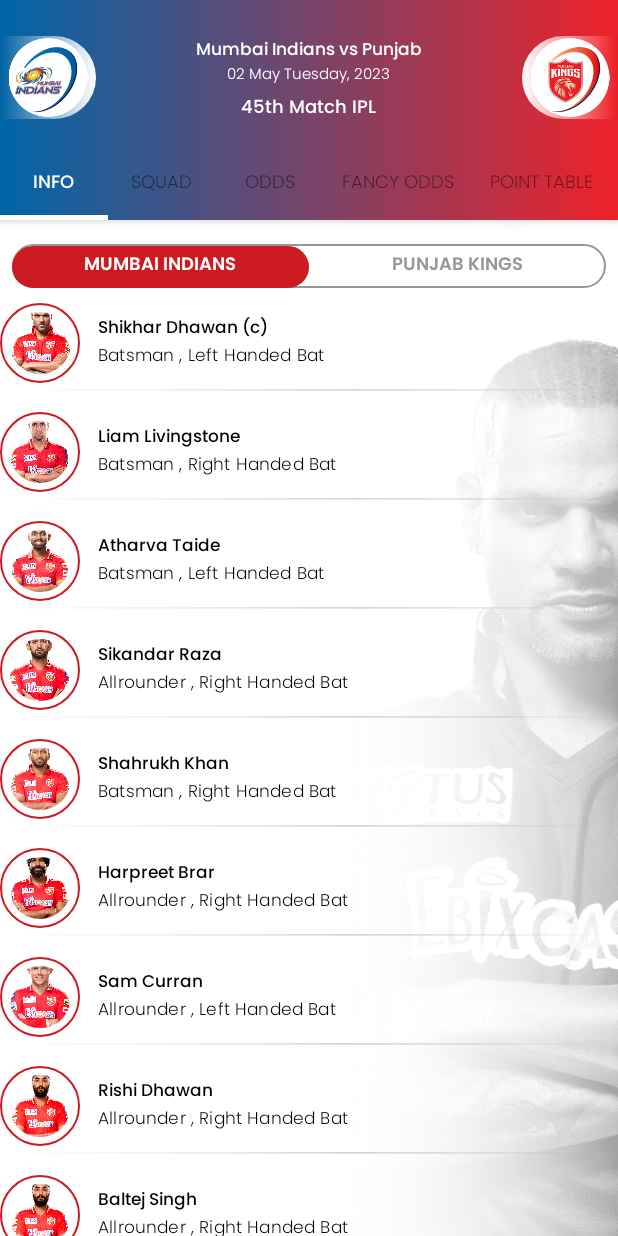
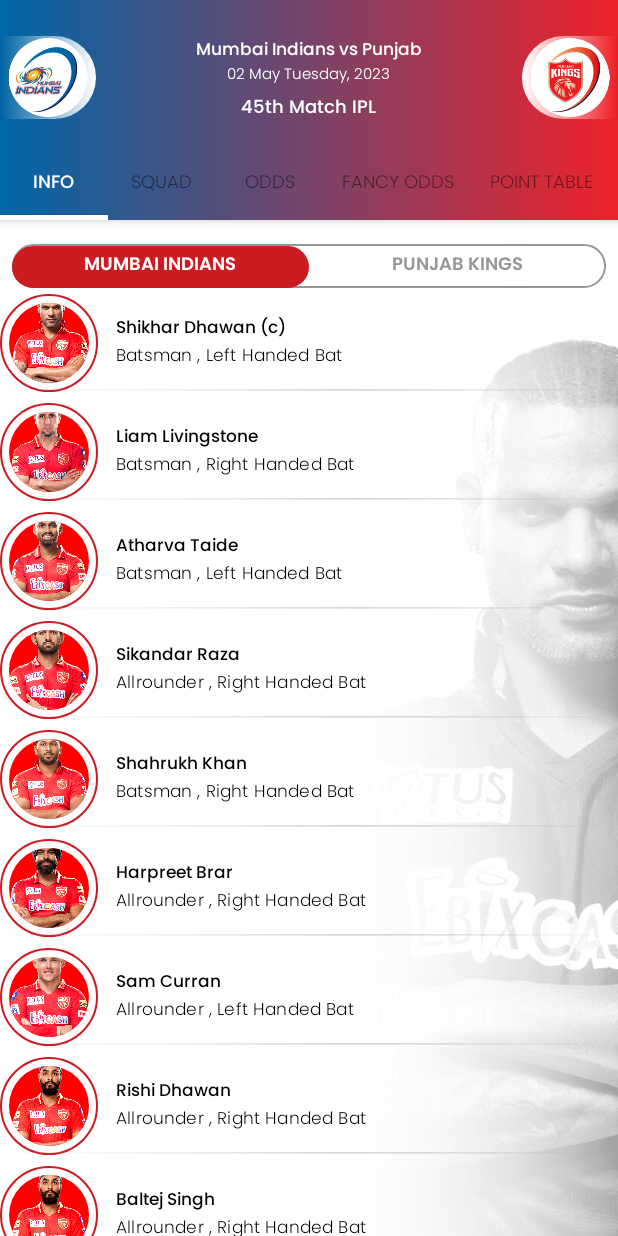
Before and after one commit to MesumAli2/CricApp, an Android app: the TeamActivity screen opened directly, with no data from a screen before it, on a phone screen of 412 x 824 dp. Run offline under Robolectric (Android 15) with nearby library versions, the phone set to English and light mode, and no system bars; our stand-ins replace CircleImageView.

Commit message:
ui updates 6

```diff
--- /dev/null
+++ b/app/src/main/res/drawable/circluar_back.xml
@@ -0,0 +1,7 @@
+<?xml version="1.0" encoding="utf-8"?>
+<shape xmlns:android="http://schemas.android.com/apk/res/android"
+    android:shape="oval"
+    >
+    <solid android:color="#FF0000" /> <!-- Red color -->
+    <corners android:radius="200dp" /> <!-- Half the width/height of CircleImageView -->
+</shape>
--- a/app/src/main/res/layout/rv_item.xml
+++ b/app/src/main/res/layout/rv_item.xml
@@ -4,16 +4,51 @@
     android:layout_width="match_parent"
     android:layout_height="wrap_content">
 
-    <de.hdodenhof.circleimageview.CircleImageView
-        android:id="@+id/ivProfile"
-        android:layout_width="53.6dp"
-        android:layout_height="53.6dp"
-        android:background="@drawable/circle_oval"
-        android:padding="6dp"
-        android:src="@drawable/rohitsharma"
+
+
+    <FrameLayout
+        android:id="@+id/ivProfile_fr"
+        android:layout_width="wrap_content"
+        android:layout_height="wrap_content"
         app:layout_constraintBottom_toBottomOf="parent"
         app:layout_constraintStart_toStartOf="parent"
-        app:layout_constraintTop_toTopOf="parent" />
+        app:layout_constraintTop_toTopOf="parent"
+     >
+
+        <!-- Inner red background -->
+        <de.hdodenhof.circleimageview.CircleImageView
+            android:id="@+id/pfd"
+            android:layout_width="65dp"
+            android:layout_height="65dp"
+
+            android:background="@drawable/circle_oval"
+            />
+
+        <!-- Circular ImageView -->
+        <de.hdodenhof.circleimageview.CircleImageView
+            android:id="@+id/pf"
+            android:layout_width="53.6dp"
+            android:layout_gravity="center_horizontal|center_vertical"
+            android:layout_height="53.6dp"
+            android:background="@drawable/circluar_back"
+         />
+
+
+        <de.hdodenhof.circleimageview.CircleImageView
+            android:id="@+id/ivProfile"
+            android:layout_width="53.6dp"
+            android:layout_height="53.6dp"
+            android:layout_gravity="center_horizontal|center_vertical"
+
+            android:src="@drawable/rohitsharma"
+            />
+
+
+
+
+    </FrameLayout>
+
+
 
 
     <LinearLayout
@@ -23,7 +58,7 @@
         android:layout_marginStart="12dp"
         android:orientation="vertical"
         app:layout_constraintBottom_toBottomOf="parent"
-        app:layout_constraintStart_toEndOf="@id/ivProfile"
+        app:layout_constraintStart_toEndOf="@id/ivProfile_fr"
         app:layout_constraintTop_toTopOf="parent">
 
         <TextView
```
